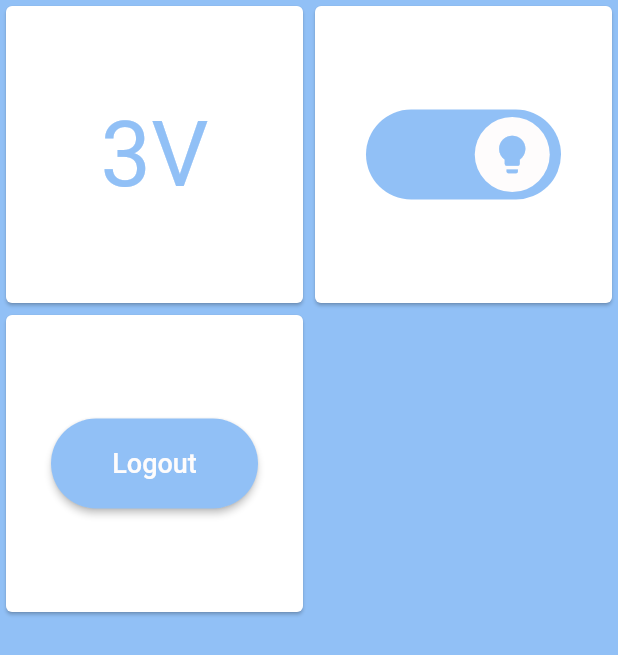
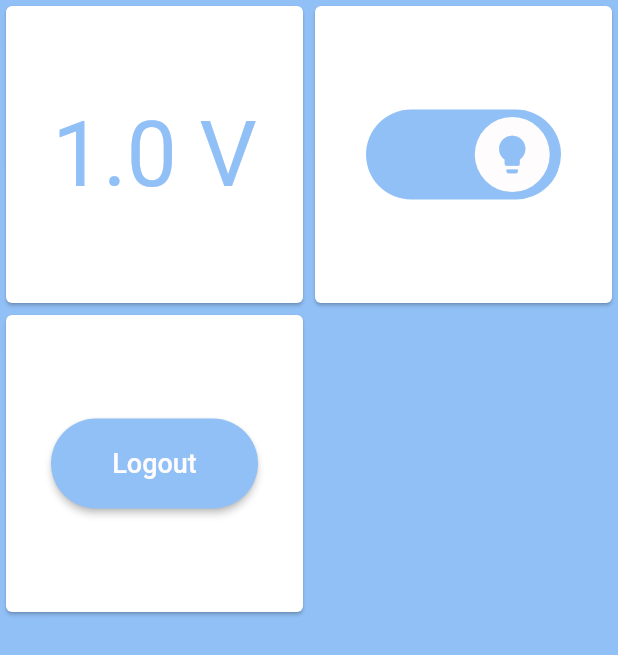
Before and after one commit to joheee/lampy, a Flutter app: the screen it shows once a user with an empty profile is signed in, after a tap on the "power settings new" icon, on a phone screen of 412 x 824 dp. Shown: the top 655 px of the screen. Run offline on Flutter 3.47's test engine with Material 2 defaults, Android fonts, the phone set to English and light mode, and no system bars; our stand-ins replace firebase_auth, firebase_core, firebase_database; accounts and stored records are empty; network calls fail.

Commit message:
feat: integrate to express msql

```diff
--- /dev/null
+++ b/lib/controller/database_controller.dart
@@ -0,0 +1,30 @@
+import 'dart:convert';
+import 'package:http/http.dart' as http;
+
+class DatabaseController {
+  static Future<void> updateVoltage(double voltage) async {
+    const String apiUrl = 'http://localhost:8080/api/lamp/voltage';
+      final Map<String, String> headers = {'Content-Type': 'application/json'};
+      final Map<String, dynamic> body = {
+        'voltage': voltage,
+      };
+
+      final response = await http.put(Uri.parse(apiUrl), headers: headers, body: jsonEncode(body));
+
+      if (response.statusCode == 200) print('success update voltage ${voltage}');
+      else print('Failed to create item: ${response.statusCode}');
+  }
+
+  static Future<void> updateState(bool state) async {
+    const String apiUrl = 'http://localhost:8080/api/lamp/state';
+      final Map<String, String> headers = {'Content-Type': 'application/json'};
+      final Map<String, dynamic> body = {
+        'state': !state ? 1 : 0,
+      };
+
+      final response = await http.put(Uri.parse(apiUrl), headers: headers, body: jsonEncode(body));
+
+      if (response.statusCode == 200) print('success update state ${state}');
+      else print('Failed to create item: ${response.statusCode}');
+  }
+}
--- a/lib/controller/home_controller.dart
+++ b/lib/controller/home_controller.dart
@@ -1,13 +1,28 @@
 import 'package:firebase_database/firebase_database.dart';
+import 'package:lampy/controller/database_controller.dart';
 
 
 class HomeController {
 
   static DatabaseReference switchQuery = FirebaseDatabase.instance.ref('lamp');
+  static DatabaseReference voltQuery = FirebaseDatabase.instance.ref('volt');
+
+  static void handleChangeInterface(bool isSwitched, double volt) {
+    HomeController.handleSwitchChange(isSwitched);
+    HomeController.handleVoltChange(volt);
+    DatabaseController.updateState(isSwitched);
+    DatabaseController.updateVoltage(volt);
+  }
 
   static void handleSwitchChange(bool isSwitched){
     HomeController.switchQuery.set({
       'state':!isSwitched
     });
   }
+
+  static void handleVoltChange(double volt){
+    HomeController.voltQuery.set({
+      'state':volt
+    });
+  }
 }
--- a/lib/page/auth/login.dart
+++ b/lib/page/auth/login.dart
@@ -9,12 +9,23 @@ import 'package:lampy/component/custom_input_field.dart';
 import 'package:lampy/component/custom_text_button.dart';
 import 'package:lampy/config/variable.dart';
 
-class LoginPage extends StatelessWidget {
+class LoginPage extends StatefulWidget {
   const LoginPage({super.key});
 
   @override
+  State<LoginPage> createState() => _LoginPageState();
+}
+
+class _LoginPageState extends State<LoginPage> {
+
+  @override
+  void initState(){
+    AuthController.authMiddleware(context);
+    super.initState();
+  }
+
+  @override
   Widget build(BuildContext context) {
-    AuthController.authMiddleware(context);
     TextEditingController emailController = TextEditingController();
     TextEditingController passwordController = TextEditingController();
 
--- a/lib/page/home/home.dart
+++ b/lib/page/home/home.dart
@@ -16,28 +16,35 @@ class HomePage extends StatefulWidget {
 
 class _HomePageState extends State<HomePage> {
   bool isSwitched = false;
+  double volt = 1;
 
   @override
   void initState() {
     super.initState();
+    AuthController.guestMiddleware(context);
     HomeController.switchQuery.onValue.listen((event) {
       final data = event.snapshot.value as Map;
       setState(() {
         isSwitched = data['state'];
       });
     });
+    HomeController.voltQuery.onValue.listen((event) {
+      final data = event.snapshot.value as Map;
+      setState(() {
+        volt = data['state'];
+      });
+    });
   }
 
   @override
   Widget build(BuildContext context) {
-    AuthController.guestMiddleware(context);
 
     return CustomHomeGridLayout(
       itemBuilder: (context, index) {
         if (index == 0) {
           return CustomHomeGridItem(
             child: Text(
-              '3V',
+              '$volt V',
               style: TextStyle(
                 color: Variable.primaryColor,
                 fontSize: Variable.defaultComponentHeight
@@ -47,7 +54,7 @@ class _HomePageState extends State<HomePage> {
         } else if (index == 1) {
           return CustomHomeGridItem(
             child: GestureDetector(
-              onTap: () => HomeController.handleSwitchChange(isSwitched),
+              onTap: () => HomeController.handleChangeInterface(isSwitched, volt),
               child: CustomToggle(
                 isSwitched: isSwitched
               ),
@@ -58,7 +65,7 @@ class _HomePageState extends State<HomePage> {
             child: CustomElevatedButton(
               label: 'Logout',
               onPressed: () {
-                if(isSwitched) HomeController.handleSwitchChange(isSwitched);
+                if(isSwitched) HomeController.handleChangeInterface(isSwitched, volt);
                 AuthController.handleLogout(context);
               },
             )
--- a/pubspec.yaml
+++ b/pubspec.yaml
@@ -38,6 +38,7 @@ dependencies:
   firebase_core: ^2.16.0
   firebase_auth: ^4.10.0
   firebase_database: ^10.2.6
+  http: ^1.1.0
 
 dev_dependencies:
   flutter_test:
```
Also changed, not shown: lib/page/auth/register.dart (+14 -2 lines), pubspec.lock.
